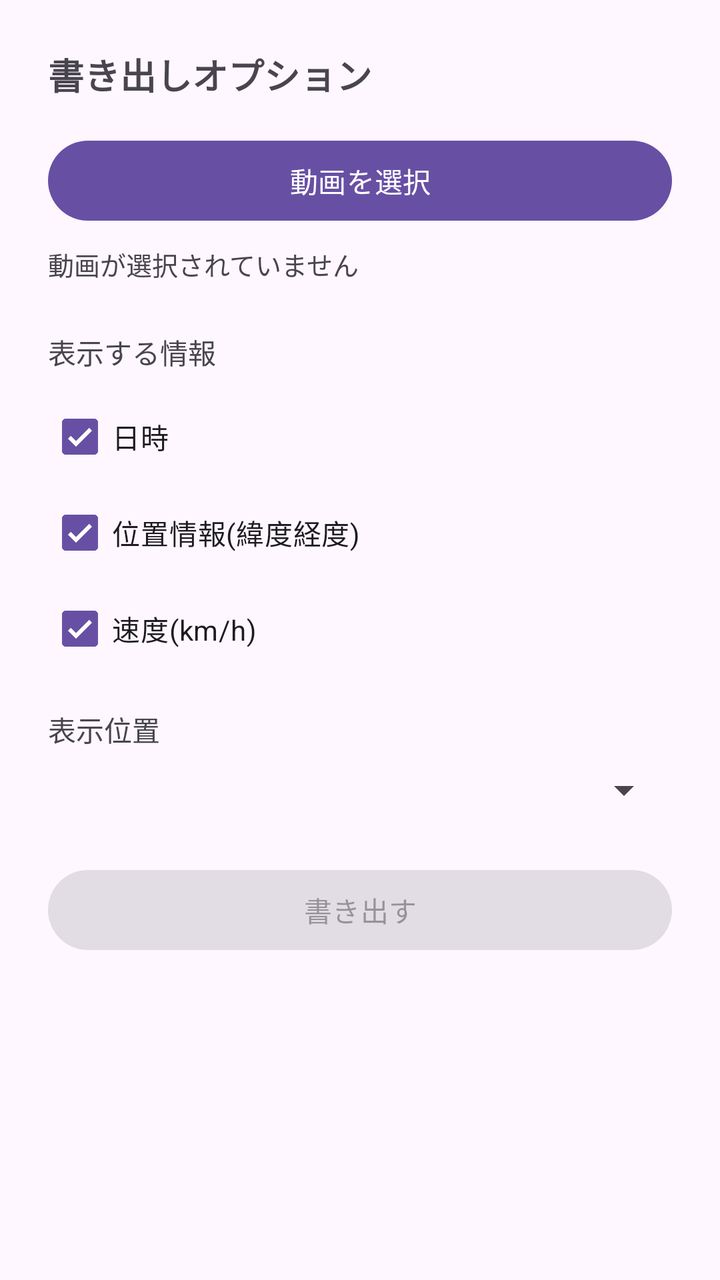
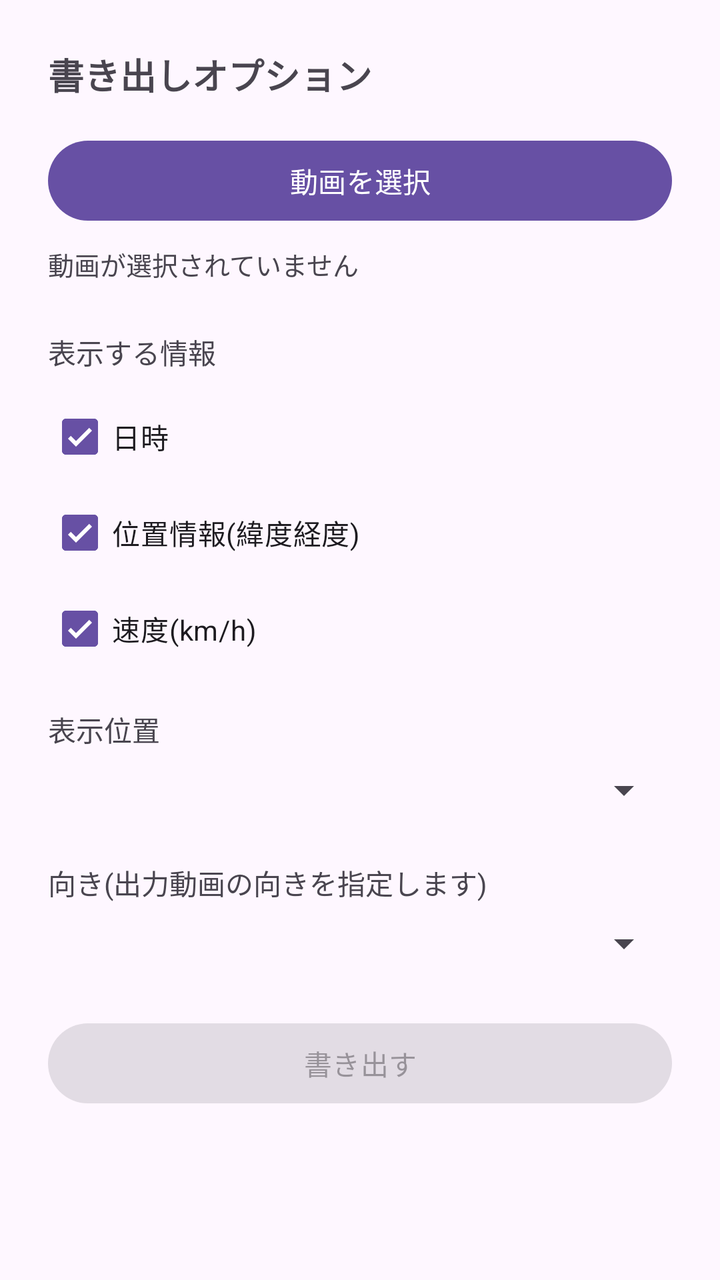

Two renders of the same Android screen: before a commit and after it. Below are the layout's source before the change and the commit's diff.
<!-- AndroidManifest.xml: application theme Theme.Dashcam -->
<!-- res/layout/activity_export.xml -->
<?xml version="1.0" encoding="utf-8"?>
<ScrollView xmlns:android="http://schemas.android.com/apk/res/android"
    android:layout_width="match_parent"
    android:layout_height="match_parent">

    <LinearLayout
        android:layout_width="match_parent"
        android:layout_height="wrap_content"
        android:orientation="vertical"
        android:padding="24dp">

        <TextView
            android:layout_width="match_parent"
            android:layout_height="wrap_content"
            android:text="書き出しオプション"
            android:textSize="18sp"
            android:textStyle="bold"
            android:layout_marginBottom="16dp" />

        <Button
            android:id="@+id/buttonPickVideo"
            android:layout_width="match_parent"
            android:layout_height="wrap_content"
            android:text="動画を選択" />

        <TextView
            android:id="@+id/textSelectedVideo"
            android:layout_width="match_parent"
            android:layout_height="wrap_content"
            android:layout_marginTop="8dp"
            android:layout_marginBottom="24dp"
            android:text="動画が選択されていません"
            android:textSize="13sp" />

        <TextView
            android:layout_width="match_parent"
            android:layout_height="wrap_content"
            android:text="表示する情報"
            android:textSize="14sp"
            android:layout_marginBottom="8dp" />

        <CheckBox
            android:id="@+id/checkDate"
            android:layout_width="match_parent"
            android:layout_height="wrap_content"
            android:text="日時"
            android:checked="true" />

        <CheckBox
            android:id="@+id/checkLocation"
            android:layout_width="match_parent"
            android:layout_height="wrap_content"
            android:text="位置情報(緯度経度)"
            android:checked="true" />

        <CheckBox
            android:id="@+id/checkSpeed"
            android:layout_width="match_parent"
            android:layout_height="wrap_content"
            android:text="速度(km/h)"
            android:checked="true"
            android:layout_marginBottom="16dp" />

        <TextView
            android:layout_width="match_parent"
            android:layout_height="wrap_content"
            android:text="表示位置"
            android:textSize="14sp"
            android:layout_marginBottom="8dp" />

        <Spinner
            android:id="@+id/spinnerPosition"
            android:layout_width="match_parent"
            android:layout_height="wrap_content"
            android:layout_marginBottom="24dp" />

        <Button
            android:id="@+id/buttonExport"
            android:layout_width="match_parent"
            android:layout_height="wrap_content"
            android:text="書き出す"
            android:enabled="false" />

        <TextView
            android:id="@+id/textProgress"
            android:layout_width="match_parent"
            android:layout_height="wrap_content"
            android:layout_marginTop="16dp"
            android:text=""
            android:textSize="13sp" />

        <ProgressBar
            android:id="@+id/progressBar"
            style="?android:attr/progressBarStyleHorizontal"
            android:layout_width="match_parent"
            android:layout_height="wrap_content"
            android:layout_marginTop="8dp"
            android:indeterminate="true"
            android:visibility="gone" />

    </LinearLayout>
</ScrollView>
<!-- resources referenced by this layout -->
<resources>
  <style name="Theme.Dashcam" parent="Theme.Material3.DayNight.NoActionBar" />
</resources>

<!-- the commit's change to res/layout/activity_export.xml (unified diff, before → after) -->
@@ -74,6 +74,19 @@
             android:layout_height="wrap_content"
             android:layout_marginBottom="24dp" />
 
+        <TextView
+            android:layout_width="match_parent"
+            android:layout_height="wrap_content"
+            android:text="向き(出力動画の向きを指定します)"
+            android:textSize="14sp"
+            android:layout_marginBottom="8dp" />
+
+        <Spinner
+            android:id="@+id/spinnerOrientation"
+            android:layout_width="match_parent"
+            android:layout_height="wrap_content"
+            android:layout_marginBottom="24dp" />
+
         <Button
             android:id="@+id/buttonExport"
             android:layout_width="match_parent"
